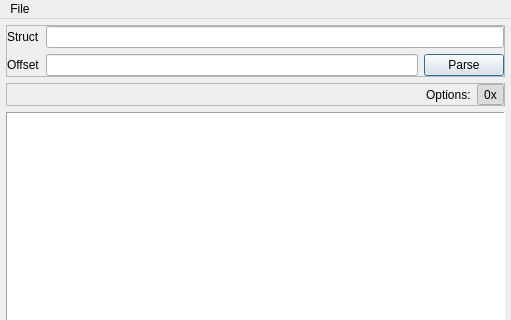
Before: the Qt Designer form view/BinView.ui in ukyouz/Visual-Studio-Debug-Tools, drawn with Qt 5; both pictures show x 0 to 511 and y 0 to 320 of the 511 by 616 pixel window.
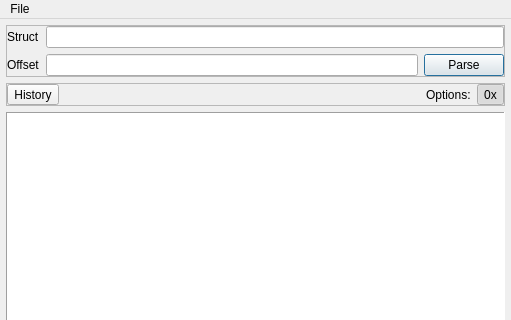
After: the same form once the commit is applied.

The edit to the form file:
```diff
--- a/view/BinView.ui
+++ b/view/BinView.ui
@@ -123,6 +123,19 @@
            <property name="bottomMargin">
             <number>0</number>
            </property>
+           <item>
+            <widget class="QToolButton" name="btnHistory">
+             <property name="text">
+              <string>History</string>
+             </property>
+             <property name="popupMode">
+              <enum>QToolButton::InstantPopup</enum>
+             </property>
+             <property name="toolButtonStyle">
+              <enum>Qt::ToolButtonTextOnly</enum>
+             </property>
+            </widget>
+           </item>
            <item>
             <spacer name="horizontalSpacer">
              <property name="orientation">
```
Left out of the diff: 7 changed lines with no effect on the pictures.
